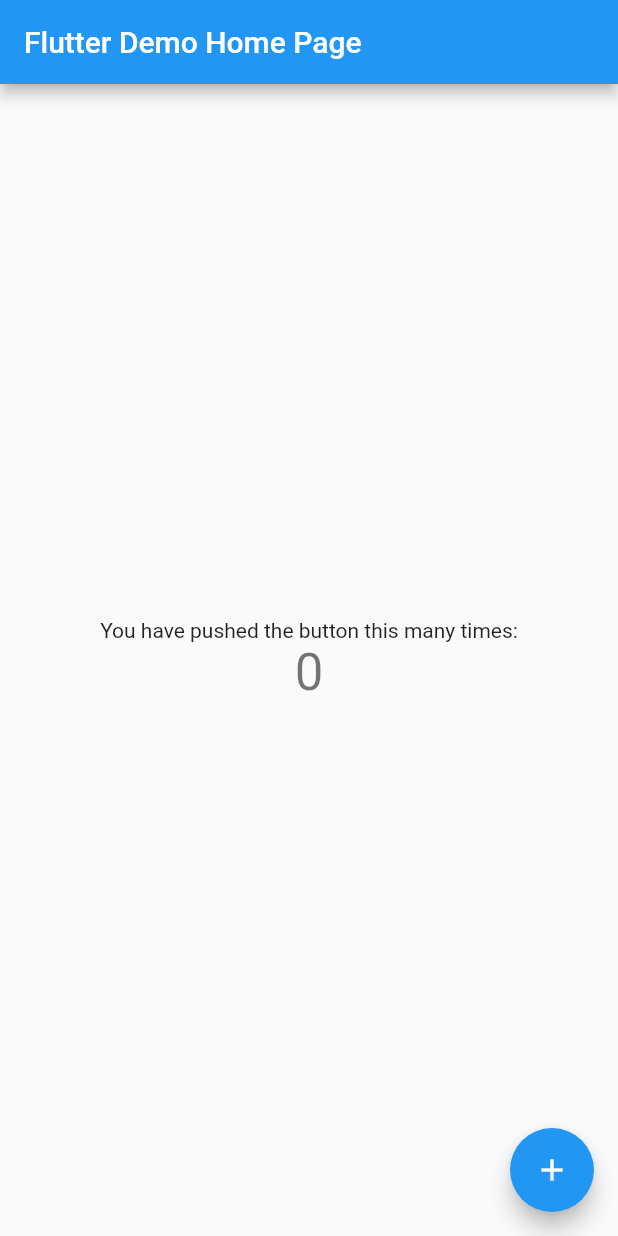
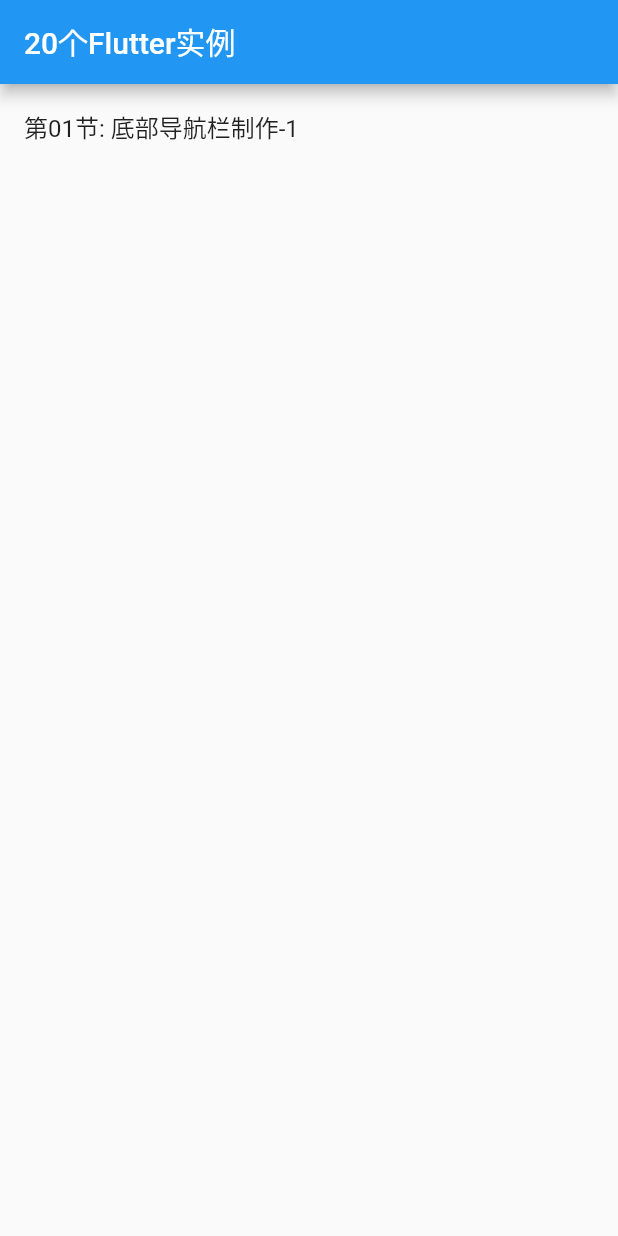
Before and after one commit to aimin987/flutter_examples, a Flutter app: the screen it shows after launch, on a phone screen of 412 x 824 dp. Run offline on Flutter 3.47's test engine with Material 2 defaults, Android fonts, the phone set to English and light mode, and no system bars.

Commit message:
增加目录

```diff
--- /dev/null
+++ b/lib/chapter.dart
@@ -0,0 +1,20 @@
+/*
+ * File: chapter.dart
+ * -----
+ * Description:
+ * -----
+ * Created  By: Aim 2020-04-22 15:00:17
+ * Modified By: Aim 2020-04-22 15:00:22
+ * -----
+ * HISTORY:
+ * Date      	By	Comments
+ * ----------	---	----------------------------------------------------------
+ */
+
+
+class Chapter {
+  Chapter(this.title, this.route);
+
+  final String title;
+  final String route;
+}
--- a/lib/main.dart
+++ b/lib/main.dart
@@ -1,111 +1,49 @@
 import 'package:flutter/material.dart';
+import 'package:flutter_examples/chapter.dart';
 
 void main() => runApp(MyApp());
 
 class MyApp extends StatelessWidget {
-  // This widget is the root of your application.
   @override
   Widget build(BuildContext context) {
-    return MaterialApp(
-      title: 'Flutter Demo',
-      theme: ThemeData(
-        // This is the theme of your application.
-        //
-        // Try running your application with "flutter run". You'll see the
-        // application has a blue toolbar. Then, without quitting the app, try
-        // changing the primarySwatch below to Colors.green and then invoke
-        // "hot reload" (press "r" in the console where you ran "flutter run",
-        // or simply save your changes to "hot reload" in a Flutter IDE).
-        // Notice that the counter didn't reset back to zero; the application
-        // is not restarted.
-        primarySwatch: Colors.blue,
-      ),
-      home: MyHomePage(title: 'Flutter Demo Home Page'),
+    return new MaterialApp(
+      title: '20个Flutter实例',
+      routes: {
+        '/': (context) => Home(),
+      },
     );
   }
 }
 
-class MyHomePage extends StatefulWidget {
-  MyHomePage({Key key, this.title}) : super(key: key);
-
-  // This widget is the home page of your application. It is stateful, meaning
-  // that it has a State object (defined below) that contains fields that affect
-  // how it looks.
-
-  // This class is the configuration for the state. It holds the values (in this
-  // case the title) provided by the parent (in this case the App widget) and
-  // used by the build method of the State. Fields in a Widget subclass are
-  // always marked "final".
-
-  final String title;
-
-  @override
-  _MyHomePageState createState() => _MyHomePageState();
-}
-
-class _MyHomePageState extends State<MyHomePage> {
-  int _counter = 0;
-
-  void _incrementCounter() {
-    setState(() {
-      // This call to setState tells the Flutter framework that something has
-      // changed in this State, which causes it to rerun the build method below
-      // so that the display can reflect the updated values. If we changed
-      // _counter without calling setState(), then the build method would not be
-      // called again, and so nothing would appear to happen.
-      _counter++;
-    });
-  }
+class Home extends StatelessWidget {
+  final List<Chapter> _chapters = [
+    Chapter('第01节: 底部导航栏制作-1', 'chapter1'),
+  ];
 
   @override
   Widget build(BuildContext context) {
-    // This method is rerun every time setState is called, for instance as done
-    // by the _incrementCounter method above.
-    //
-    // The Flutter framework has been optimized to make rerunning build methods
-    // fast, so that you can just rebuild anything that needs updating rather
-    // than having to individually change instances of widgets.
     return Scaffold(
       appBar: AppBar(
-        // Here we take the value from the MyHomePage object that was created by
-        // the App.build method, and use it to set our appbar title.
-        title: Text(widget.title),
+        title: Text('20个Flutter实例'),
       ),
-      body: Center(
-        // Center is a layout widget. It takes a single child and positions it
-        // in the middle of the parent.
-        child: Column(
-          // Column is also a layout widget. It takes a list of children and
-          // arranges them vertically. By default, it sizes itself to fit its
-          // children horizontally, and tries to be as tall as its parent.
-          //
-          // Invoke "debug painting" (press "p" in the console, choose the
-          // "Toggle Debug Paint" action from the Flutter Inspector in Android
-          // Studio, or the "Toggle Debug Paint" command in Visual Studio Code)
-          // to see the wireframe for each widget.
-          //
-          // Column has various properties to control how it sizes itself and
-          // how it positions its children. Here we use mainAxisAlignment to
-          // center the children vertically; the main axis here is the vertical
-          // axis because Columns are vertical (the cross axis would be
-          // horizontal).
-          mainAxisAlignment: MainAxisAlignment.center,
-          children: <Widget>[
-            Text(
-              'You have pushed the button this many times:',
-            ),
-            Text(
-              '$_counter',
-              style: Theme.of(context).textTheme.display1,
-            ),
-          ],
-        ),
+      body: Scrollbar(
+        child: ListView.separated(
+            itemBuilder: (context, index) {
+              return ListTile(
+                title: Text(_chapters[index].title),
+                onTap: () {
+                  Navigator.of(context).pushNamed(_chapters[index].route,
+                      arguments: _chapters[index].title);
+                },
+              );
+            },
+            separatorBuilder: (context, index) {
+              return Divider(
+                height: 1,
+              );
+            },
+            itemCount: _chapters.length),
       ),
-      floatingActionButton: FloatingActionButton(
-        onPressed: _incrementCounter,
-        tooltip: 'Increment',
-        child: Icon(Icons.add),
-      ), // This trailing comma makes auto-formatting nicer for build methods.
     );
   }
 }
```
Also changed, not shown: 3 other files.
